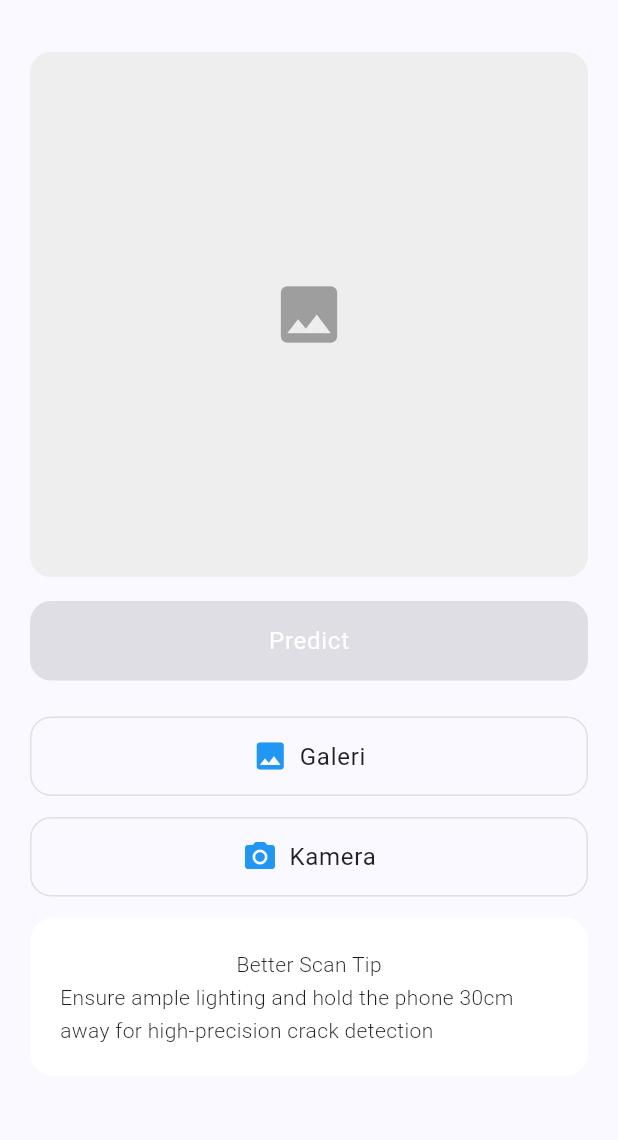
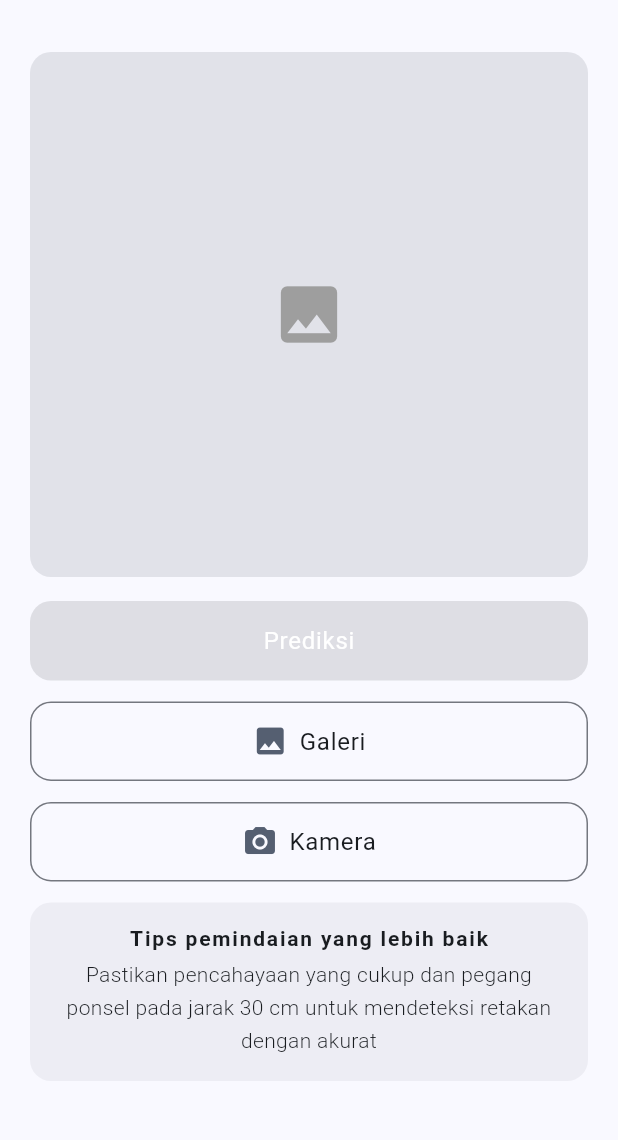
Before and after one commit to rhmtspr/flutter_crecki_app, a Flutter app: the screen it shows after launch, on a phone screen of 412 x 824 dp, the part 62-1202 px from its top. Run offline on Flutter 3.47's test engine with Material 3 defaults, Android fonts, the phone set to English and light mode, and no system bars; our stand-ins replace camera, equatable, flutter_bloc, get_it, google_fonts, image_picker; missing offline and left inert: flutter_vision, tflite_flutter.

```diff
--- a/lib/presentation/pages/home_page.dart
+++ b/lib/presentation/pages/home_page.dart
@@ -5,6 +5,7 @@ import 'package:flutter/material.dart';
 import 'package:flutter_bloc/flutter_bloc.dart';
 import 'package:flutter_cracky_app/presentation/bloc/camera_bloc.dart';
 import 'package:flutter_cracky_app/presentation/bloc/crack_bloc.dart';
+// import 'package:flutter_cracky_app/presentation/pages/live_crack_detector.dart';
 import 'package:flutter_cracky_app/presentation/widgets/card_container.dart';
 import 'package:image_picker/image_picker.dart';
 import 'package:flutter_cracky_app/presentation/pages/camera_page.dart';
@@ -63,40 +64,50 @@ class HomePage extends StatelessWidget {
               child: Column(
                 crossAxisAlignment: CrossAxisAlignment.start,
                 children: [
-                  _buildImagePreview(state),
+                  _buildImagePreview(context, state),
                   const SizedBox(height: 16),
                   _PredictButton(imagePath: state.imageFile?.path),
 
-                  const SizedBox(height: 24),
-
+                  // const SizedBox(height: 14),
                   SizedBox(
                     width: double.infinity,
                     child: Column(
                       mainAxisSize: MainAxisSize.min,
                       crossAxisAlignment: CrossAxisAlignment.stretch,
                       children: [
-                        Flexible(
-                          child: _ActionButton(
+                        const SizedBox(height: 14),
+                        _ActionButton(
                           onPressed: () => _onGalleryView(context),
                           icon: Icons.photo,
                           label: "Galeri",
                         ),
-                        ),
                         const SizedBox(height: 14),
-                        Flexible(
-                          child: _ActionButton(
+                        _ActionButton(
                           onPressed: () => _onCameraView(context, state),
                           icon: Icons.camera_alt,
                           label: "Kamera",
                         ),
+                        const SizedBox(height: 14),
+                        Container(
+                          padding: const EdgeInsets.all(16),
+                          decoration: BoxDecoration(
+                            color: Theme.of(
+                              context,
+                            ).colorScheme.surfaceContainer,
+                            borderRadius: BorderRadius.circular(14),
                           ),
-                        const SizedBox(height: 14),
-                        CardContainer(
                           child: Column(
                             children: [
-                              Text("Better Scan Tip"),
                               Text(
-                                "Ensure ample lighting and hold the phone 30cm away for high-precision crack detection",
+                                "Tips pemindaian yang lebih baik",
+                                style: Theme.of(context).textTheme.titleSmall
+                                    ?.copyWith(fontWeight: FontWeight.bold),
+                              ),
+                              const SizedBox(height: 4),
+                              Text(
+                                "Pastikan pencahayaan yang cukup dan pegang ponsel pada jarak 30 cm untuk mendeteksi retakan dengan akurat",
+                                style: Theme.of(context).textTheme.bodyMedium,
+                                textAlign: TextAlign.center,
                               ),
                             ],
                           ),
@@ -113,12 +124,12 @@ class HomePage extends StatelessWidget {
     );
   }
 
-  Widget _buildImagePreview(CameraState state) {
+  Widget _buildImagePreview(BuildContext context, CameraState state) {
     return Container(
       width: double.infinity,
       height: 350,
       decoration: BoxDecoration(
-        color: Colors.grey.shade200,
+        color: Theme.of(context).colorScheme.surfaceContainerHighest,
         borderRadius: BorderRadius.circular(14),
       ),
       child: state.imageFile != null
@@ -201,7 +212,7 @@ class _PredictButton extends StatelessWidget {
               ),
             ),
             child: Text(
-              "Predict",
+              "Prediksi",
               style: Theme.of(context).textTheme.bodyLarge?.copyWith(
                 color: Theme.of(context).colorScheme.onPrimary,
               ),
@@ -228,14 +239,18 @@ class _ActionButton extends StatelessWidget {
   Widget build(BuildContext context) {
     return OutlinedButton.icon(
       onPressed: onPressed,
-      icon: Icon(icon, color: Colors.blue, size: 24),
+      icon: Icon(
+        icon,
+        color: Theme.of(context).colorScheme.secondary,
+        size: 24,
+      ),
       label: Text(label),
       style: OutlinedButton.styleFrom(
         padding: const EdgeInsets.symmetric(vertical: 14),
-        side: BorderSide(color: Colors.grey.shade300),
+        side: BorderSide(color: Theme.of(context).dividerColor),
         shape: RoundedRectangleBorder(borderRadius: BorderRadius.circular(14)),
         textStyle: Theme.of(context).textTheme.bodyLarge,
-        foregroundColor: Colors.black87,
+        foregroundColor: Theme.of(context).colorScheme.onSurface,
       ),
     );
   }
```
Lines whose indentation alone changed are shown as unchanged.
